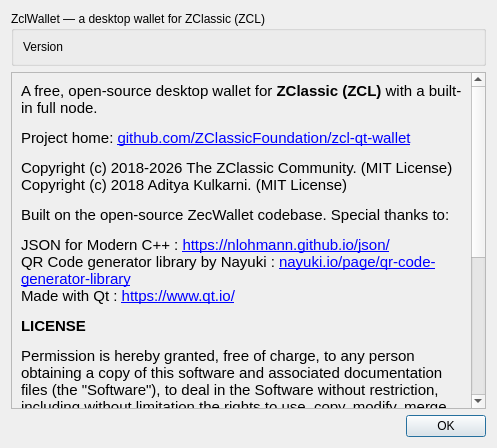
Old version of the form src/about.ui in the repository ZclassicCommunity/zcl-qt-wallet.
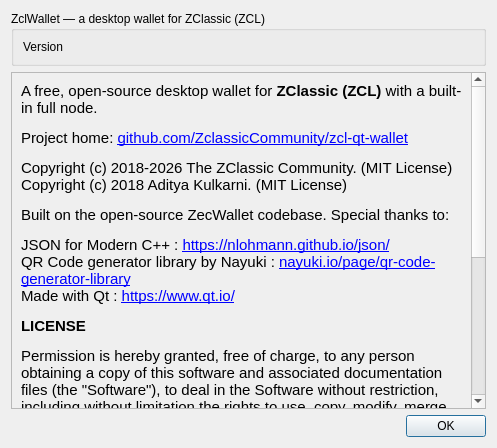
New version of the form.

Commit message: wallet(gui): consolidate local superset GUI work (pre-merge base for combined branch)

Diff of the .ui file:
```diff
--- a/src/about.ui
+++ b/src/about.ui
@@ -50,7 +50,7 @@
          <property name="text">
           <string notr="true">&lt;html&gt;&lt;head/&gt;&lt;body style=&quot; font-family:'Ubuntu'; font-size:11pt;&quot;&gt;
 &lt;p&gt;A free, open-source desktop wallet for &lt;span style=&quot; font-weight:600;&quot;&gt;ZClassic (ZCL)&lt;/span&gt; with a built-in full node.&lt;/p&gt;
-&lt;p&gt;Project home: &lt;a href=&quot;https://github.com/ZClassicFoundation/zcl-qt-wallet&quot;&gt;&lt;span style=&quot; text-decoration: underline; color:#0000ff;&quot;&gt;github.com/ZClassicFoundation/zcl-qt-wallet&lt;/span&gt;&lt;/a&gt;&lt;/p&gt;
+&lt;p&gt;Project home: &lt;a href=&quot;https://github.com/ZclassicCommunity/zcl-qt-wallet&quot;&gt;&lt;span style=&quot; text-decoration: underline; color:#0000ff;&quot;&gt;github.com/ZclassicCommunity/zcl-qt-wallet&lt;/span&gt;&lt;/a&gt;&lt;/p&gt;
 &lt;p&gt;Copyright (c) 2018-2026 The ZClassic Community. (MIT License)&lt;br/&gt;
 Copyright (c) 2018 Aditya Kulkarni. (MIT License)&lt;/p&gt;
 &lt;p&gt;Built on the open-source ZecWallet codebase. Special thanks to:&lt;/p&gt;
```
The commit also changes 26 other files.
